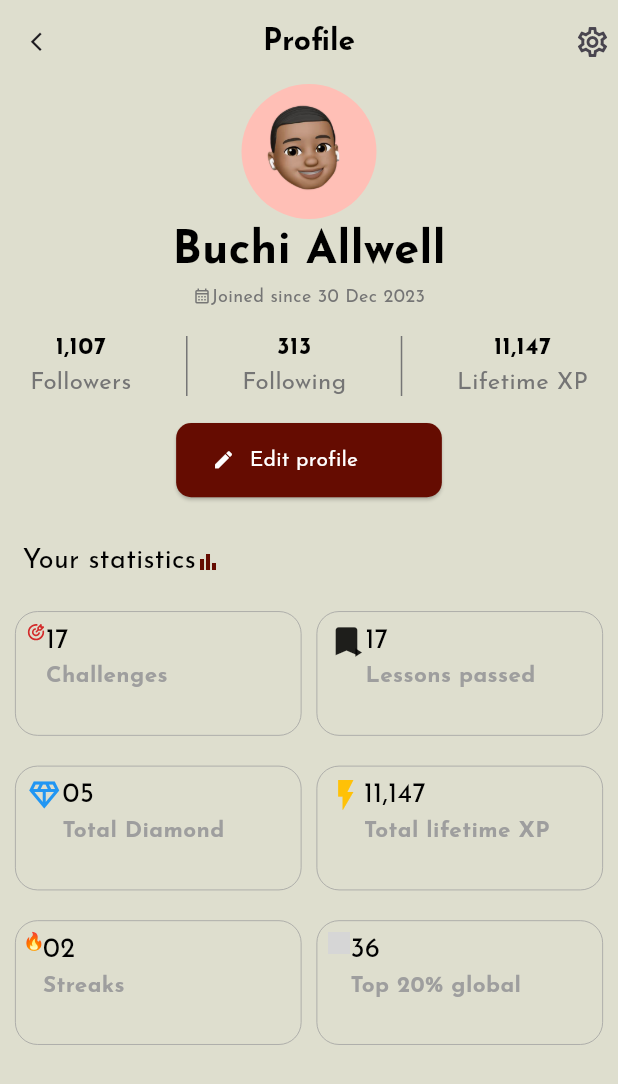
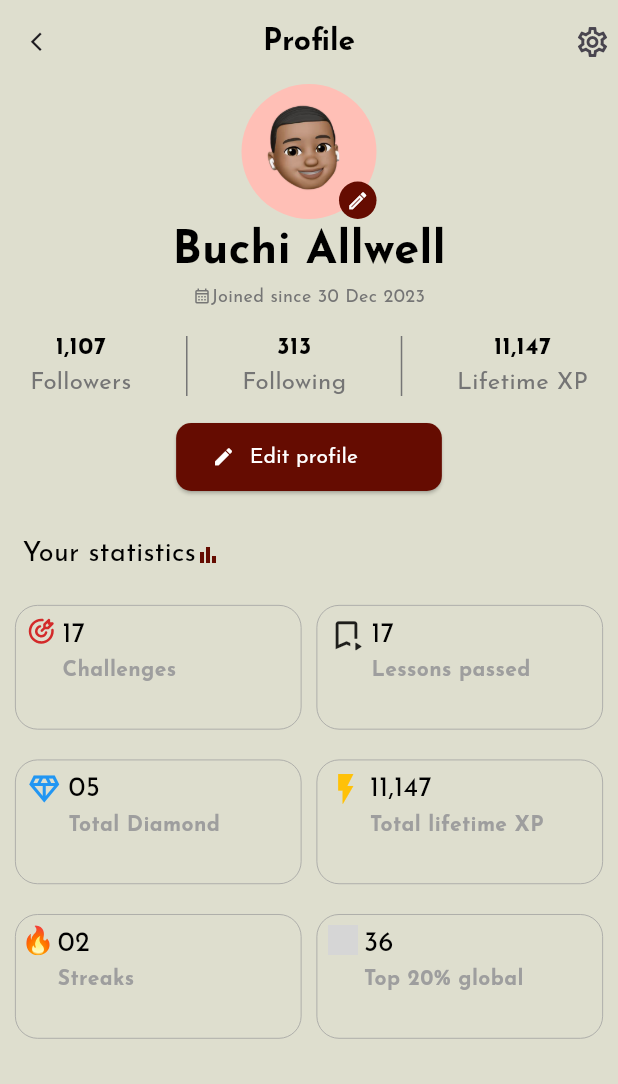
Before and after one commit to mustapha-amin/speak_sphere, a Flutter app: the ProfileScreen screen opened directly, on a phone screen of 412 x 824 dp. Shown: the top 1084 px of the screen. Run offline on Flutter 3.47's test engine with Material 3 defaults, Android fonts, the phone set to English and light mode, and no system bars; our stand-ins replace flutter_svg; grey boxes are pictures that could not be loaded.

Commit message:
fixed icon sizes for challenges

```diff
--- a/lib/constants/data.dart
+++ b/lib/constants/data.dart
@@ -1,6 +1,8 @@
 import 'package:flutter/material.dart';
 import 'package:flutter_svg/flutter_svg.dart';
+import 'package:speak_sphere/constants/appcolors.dart';
 import 'package:speak_sphere/constants/image_paths.dart';
+import 'package:speak_sphere/utils/extensions.dart';
 
 import '../models/challenge.dart';
 import '../models/learn.dart';
@@ -75,21 +77,27 @@ List<Challenge> challengeList = [
   Challenge(
     title: "17",
     subtitle: "Challenges",
-    icon: SvgPicture.asset(generateImgPath('target')),
+    icon: SvgPicture.asset(generateImgPath('target'), height: 20),
   ),
   Challenge(
     title: "17",
     subtitle: "Lessons passed",
-    icon: const Stack(
+    icon: Stack(
       alignment: Alignment.bottomRight,
       children: [
-        Icon(
-          Icons.bookmark,
+        const Icon(
+          Icons.bookmark_outline,
           size: 25,
         ),
-        Icon(
-          Icons.play_arrow,
-          size: 10,
+        Positioned(
+          right: 0,
+          child: Container(
+            color: Color(AppColors.bgColor),
+            child: const Icon(
+              Icons.play_arrow_rounded,
+              size: 10,
+            ).centralize(),
+          ),
         )
       ],
     ),
@@ -113,14 +121,17 @@ List<Challenge> challengeList = [
   Challenge(
     title: "02",
     subtitle: "Streaks",
-    icon: SvgPicture.asset(generateImgPath('fire')),
+    icon: SvgPicture.asset(
+      generateImgPath('fire'),
+      height: 20,
+    ),
   ),
   Challenge(
     title: "36",
     subtitle: "Top 20% global",
     icon: Image.asset(
       generateImgPath('award', isSvg: false),
-      height: 15,
+      height: 20,
     ),
   ),
 ];
--- a/lib/screens/lessons.dart
+++ b/lib/screens/lessons.dart
@@ -26,7 +26,7 @@ class _LessonsScreenState extends State<LessonsScreen> {
           ),
           const HomeHeader().padX(40),
           const SizedBox(
-            height: 50,
+            height: 30,
           ),
           const SegmentedBttn(),
           Expanded(
--- a/lib/screens/profile_screen.dart
+++ b/lib/screens/profile_screen.dart
@@ -41,6 +41,9 @@ class ProfileScreen extends StatelessWidget {
           children: [
             Column(
               children: [
+                Stack(
+                  alignment: Alignment.bottomRight,
+                  children: [
                     Hero(
                       tag: 'memoji',
                       child: CircleAvatar(
@@ -51,6 +54,21 @@ class ProfileScreen extends StatelessWidget {
                           height: 130,
                         ),
                       ),
+                    ),
+                    Container(
+                      decoration: BoxDecoration(
+                        color: Color(AppColors.brownColor),
+                        shape: BoxShape.circle,
+                      ),
+                      width: 25,
+                      height: 25,
+                      child: const Icon(
+                        Icons.edit_outlined,
+                        color: Colors.white,
+                        size: 15,
+                      ),
+                    )
+                  ],
                 ),
                 Text(
                   "Buchi Allwell",
@@ -73,7 +91,7 @@ class ProfileScreen extends StatelessWidget {
                 const ProfileHighlights(),
                 SizedBox(
                   width: context.screenWidth * .43,
-                  height: context.screenHeight * .06,
+                  height: context.screenHeight * .055,
                   child: ElevatedButton(
                     style: ElevatedButton.styleFrom(
                       shape: RoundedRectangleBorder(
--- a/lib/screens/setup.dart
+++ b/lib/screens/setup.dart
@@ -39,6 +39,7 @@ class _SetupScreenState extends State<SetupScreen> {
                   color: Color(AppColors.brownColor),
                   borderRadius: BorderRadius.circular(20),
                   minHeight: 8,
+                  backgroundColor: const Color(0xFF908A89),
                 ),
               ),
               Text(
--- a/lib/widgets/challenge_widget.dart
+++ b/lib/widgets/challenge_widget.dart
@@ -24,6 +24,7 @@ class ChallengeWidget extends StatelessWidget {
         crossAxisAlignment: CrossAxisAlignment.start,
         children: [
           challenge.icon!,
+          const SizedBox(width: 4),
           Column(
             crossAxisAlignment: CrossAxisAlignment.start,
             children: [
@@ -33,7 +34,7 @@ class ChallengeWidget extends StatelessWidget {
               ),
               Text(
                 challenge.subtitle!,
-                style: kTextStyle(15, color: Colors.grey, isBold: true),
+                style: kTextStyle(14, color: Colors.grey, isBold: true),
               ),
             ],
           ),
```
Lines whose indentation alone changed are shown as unchanged.
